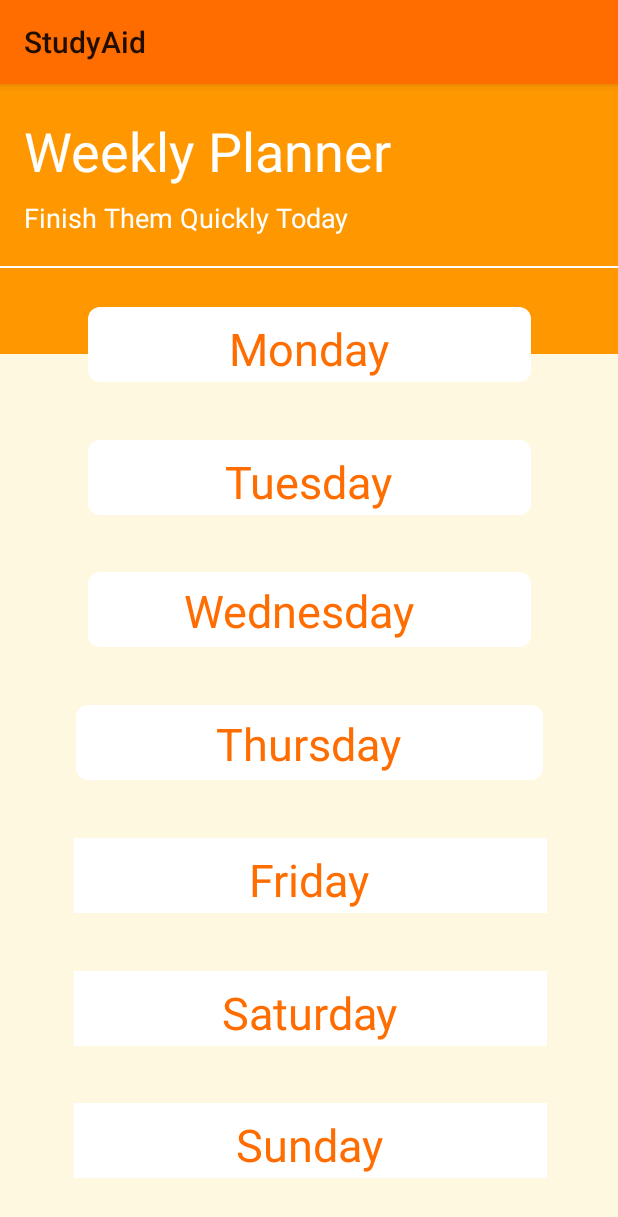
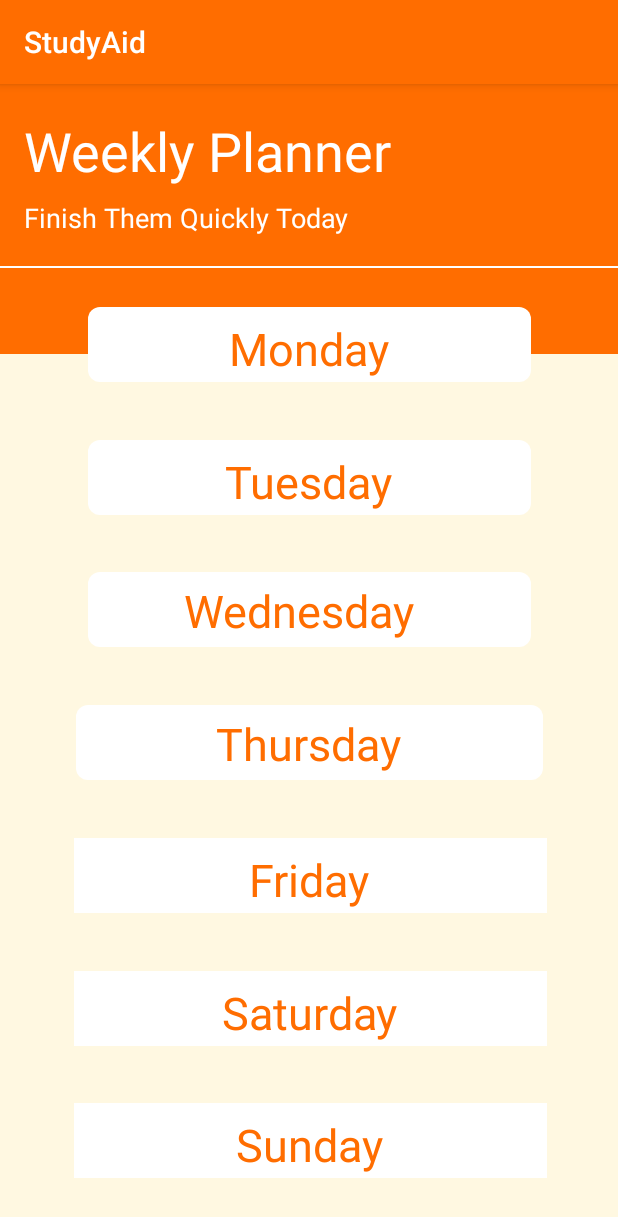
Before and after one commit to FranciscaMasombo/FYP, an Android app: the Planner_Activity screen opened directly, with no data from a screen before it, on a phone screen of 412 x 824 dp. Shown: the top 1217 px of the screen. Run offline under Robolectric (Android 15) with nearby library versions, the phone set to English and light mode, and no system bars.

Commit message:
Todo list is working

```diff
--- a/app/src/main/java/ie/fran/fyp/Planner/Planner_Activity.java
+++ b/app/src/main/java/ie/fran/fyp/Planner/Planner_Activity.java
@@ -1,15 +1,46 @@
 package ie.fran.fyp.Planner;
 
+import android.content.Intent;
+import android.support.annotation.NonNull;
+import android.support.design.widget.NavigationView;
 import android.support.v7.app.AppCompatActivity;
 import android.os.Bundle;
+import android.view.MenuItem;
+import android.view.View;
+import android.widget.RelativeLayout;
 
+import ie.fran.fyp.Dashboard;
+import ie.fran.fyp.Focus_On.Focus_On_Activity;
 import ie.fran.fyp.R;
 
 public class Planner_Activity extends AppCompatActivity {
+    RelativeLayout monday, tuesday, wednesday, thursday, friday , saturday, sunday;
 
     @Override
     protected void onCreate(Bundle savedInstanceState) {
         super.onCreate(savedInstanceState);
         setContentView(R.layout.activity_planner);
+
+        monday = findViewById(R.id.monday);
+        tuesday = findViewById(R.id.tuesday);
+        wednesday = findViewById(R.id.wednesday);
+        thursday = findViewById(R.id.thursday);
+        friday = findViewById(R.id.friday);
+        saturday = findViewById(R.id.saturday);
+        sunday = findViewById(R.id.sunday);
+
+        monday.setOnClickListener(new View.OnClickListener() {
+            @Override
+            public void onClick(View v) {
+                Intent intent = new Intent(Planner_Activity.this, Monday.class);
+                intent.addFlags(Intent.FLAG_ACTIVITY_SINGLE_TOP);
+                startActivity(intent);
+            }
+        });
+
+
+
     }
+
+
 }
--- a/app/src/main/res/layout/activity_planner.xml
+++ b/app/src/main/res/layout/activity_planner.xml
@@ -12,7 +12,7 @@
         android:layout_width="match_parent"
         android:layout_height="180dp"
         android:layout_marginBottom="551dp"
-        android:background="@color/orange"
+        android:background="@color/orange_dark"
         android:orientation="vertical"
         app:layout_constraintBottom_toBottomOf="parent"
         app:layout_constraintEnd_toEndOf="parent"
@@ -90,7 +90,7 @@
                 android:layout_width="80dp"
                 android:layout_height="match_parent"
                 android:layout_weight="0.70"
-                android:background="@drawable/bgitemdoes"
+                android:background="@drawable/list_item"
                 android:clickable="true"
                 android:focusable="true"
                 android:foreground="?attr/selectableItemBackground"
@@ -141,7 +141,7 @@
                 android:layout_width="wrap_content"
                 android:layout_height="match_parent"
                 android:layout_weight="0.70"
-                android:background="@drawable/bgitemdoes"
+                android:background="@drawable/list_item"
                 android:clickable="true"
                 android:focusable="true"
                 android:foreground="?attr/selectableItemBackground"
@@ -188,11 +188,11 @@
             android:baselineAligned="false">
 
             <RelativeLayout
-                android:id="@+id/wenesday"
+                android:id="@+id/wednesday"
                 android:layout_width="match_parent"
                 android:layout_height="wrap_content"
                 android:layout_weight="0.70"
-                android:background="@drawable/bgitemdoes"
+                android:background="@drawable/list_item"
                 android:clickable="true"
                 android:focusable="true"
                 android:foreground="?attr/selectableItemBackground"
@@ -240,7 +240,7 @@
                 android:layout_width="match_parent"
                 android:layout_height="wrap_content"
                 android:layout_weight="0.70"
-                android:background="@drawable/bgitemdoes"
+                android:background="@drawable/list_item"
                 android:clickable="true"
                 android:focusable="true"
                 android:foreground="?attr/selectableItemBackground"
--- a/app/src/main/res/layout/activity_to_do_.xml
+++ b/app/src/main/res/layout/activity_to_do_.xml
@@ -41,7 +41,7 @@
                     android:layout_width="match_parent"
                     android:layout_height="wrap_content"
                     android:layout_marginTop="8dp"
-                    android:text="Finish Them Quickly Today"
+                    android:text="Every second is of infinite value"
                     android:textColor="@color/white"
                     android:textSize="18sp" />
 
--- a/app/src/main/res/values/colors.xml
+++ b/app/src/main/res/values/colors.xml
@@ -1,7 +1,7 @@
 <?xml version="1.0" encoding="utf-8"?>
 <resources>
     <color name="colorPrimary">#008577</color>
-    <color name="colorPrimaryDark">#00574B</color>
+    <color name="colorPrimaryDark">#020015</color>
     <color name="colorAccent">#FFFFFF</color>
 
     <color name="RED">#E53935</color>
--- a/app/src/main/res/values/styles.xml
+++ b/app/src/main/res/values/styles.xml
@@ -24,7 +24,7 @@
         <item name="windowActionBar">true</item>
     </style>
 
-    <style name="ThemePlanner" parent="Theme.AppCompat.Light">
+    <style name="ThemePlanner" parent="Theme.AppCompat.Light.DarkActionBar">
         <item name="colorPrimary">@color/orange_dark</item>
         <item name="colorPrimaryDark">@color/orange_dark</item>
         <item name="colorAccent">@color/orange</item>
@@ -36,19 +36,19 @@
         <item name="colorAccent">@color/lime</item>
     </style>
 
-    <style name="ThemeFlashCards" parent="Theme.AppCompat.Light">
+    <style name="ThemeFlashCards" parent="Theme.AppCompat.Light.DarkActionBar">
         <item name="colorPrimary">@color/blue</item>
         <item name="colorPrimaryDark">@color/blue_dark</item>
         <item name="colorAccent">@color/blue</item>
     </style>
 
-    <style name="ThemeToDo" parent="Theme.AppCompat.Light">
+    <style name="ThemeToDo" parent="Theme.AppCompat.Light.DarkActionBar">
         <item name="colorPrimary">@color/darkblue</item>
         <item name="colorPrimaryDark">@color/darkblue_dark</item>
         <item name="colorAccent">@color/darkblue</item>
     </style>
 
-    <style name="ThemeScanner" parent="Theme.AppCompat.Light">
+    <style name="ThemeScanner" parent="Theme.AppCompat.Light.DarkActionBar">
         <item name="colorPrimary">@color/pink</item>
         <item name="colorPrimaryDark">@color/pink_dark</item>
         <item name="colorAccent">@color/pink</item>
```
Also changed, not shown: app/src/main/AndroidManifest.xml (+13 -8 lines), app/src/main/res/drawable/input_two.xml (renamed from app/src/main/res/drawable/bginputtask.xml, +4 -4 lines), app/src/main/res/layout/activity_flashcard_.xml (+0 -20 lines), app/src/main/res/drawable/button_cancel.xml (renamed from app/src/main/res/drawable/bgbtncancel.xml), app/src/main/res/drawable/button_create.xml (renamed from app/src/main/res/drawable/bgbtncreate.xml), app/src/main/res/drawable/input_.xml (renamed from app/src/main/res/drawable/bginputunsel.xml), app/src/main/res/drawable/input_them.xml (renamed from app/src/main/res/drawable/bginputsel.xml), app/src/main/res/drawable/list_item.xml (renamed from app/src/main/res/drawable/bgitemdoes.xml), 15 other files.
